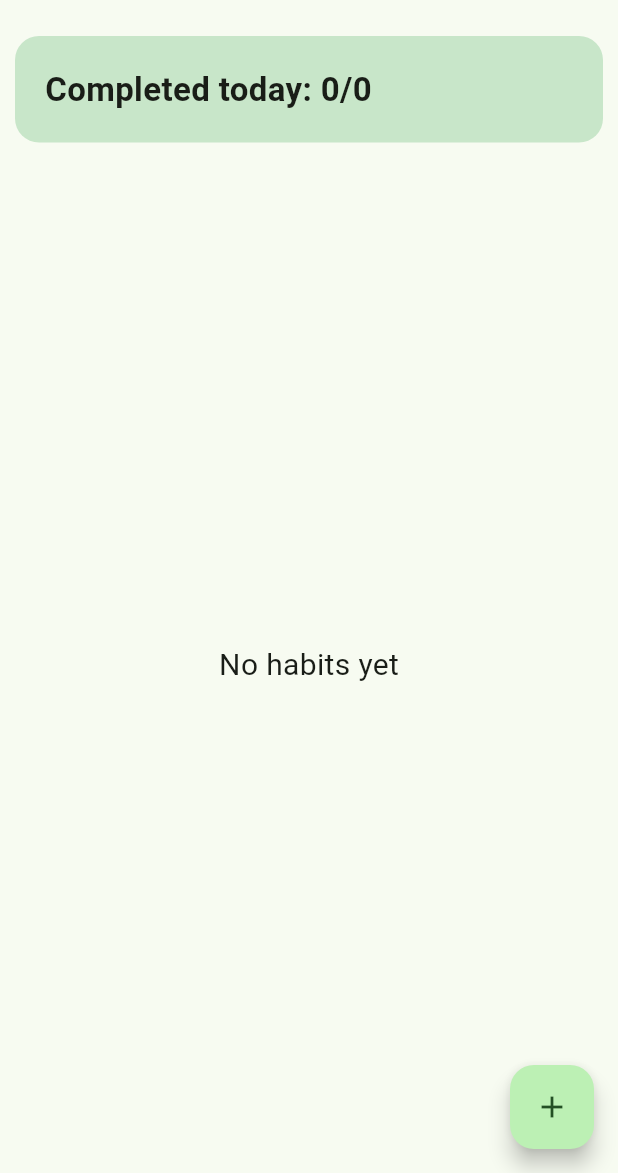
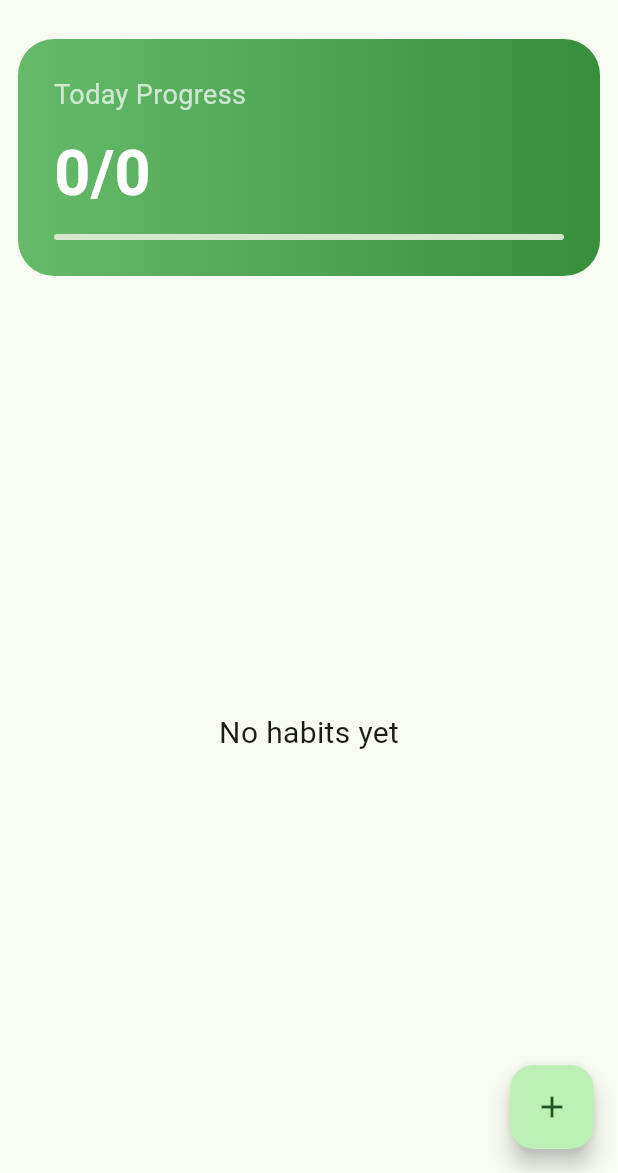
Before and after one commit to tyd2le/habit_-_goal_tracker, a Flutter app: the screen it shows after launch, on a phone screen of 412 x 824 dp, the part 63-1236 px from its top. Run offline on Flutter 3.47's test engine with Material 3 defaults, Android fonts, the light colour scheme and no system bars; our stand-ins replace shared_preferences.

Commit message:
improving the appearance

```diff
--- a/lib/main.dart
+++ b/lib/main.dart
@@ -16,8 +16,24 @@ class HabitApp extends StatelessWidget {
 
       title: 'Habit Goal Tracker',
 
+      themeMode: ThemeMode.system,
+
       theme: ThemeData(
-        colorSchemeSeed: Colors.green,
+        useMaterial3: true,
+
+        colorScheme: ColorScheme.fromSeed(
+          seedColor: Colors.green,
+          brightness: Brightness.light,
+        ),
+      ),
+
+      darkTheme: ThemeData(
+        useMaterial3: true,
+
+        colorScheme: ColorScheme.fromSeed(
+          seedColor: Colors.green,
+          brightness: Brightness.dark,
+        ),
       ),
 
       home: const HomePage(),
--- a/lib/screens/home_page.dart
+++ b/lib/screens/home_page.dart
@@ -122,21 +122,57 @@ class _HomePageState extends State<HomePage> {
         children: [
           Container(
             width: double.infinity,
-            padding: const EdgeInsets.all(20),
-            margin: const EdgeInsets.all(10),
+
+            padding: const EdgeInsets.all(24),
+
+            margin: const EdgeInsets.all(12),
+
             decoration: BoxDecoration(
-              color: Colors.green.shade100,
-              borderRadius: BorderRadius.circular(16),
+              borderRadius: BorderRadius.circular(24),
+
+              gradient: LinearGradient(
+                colors: [
+                  Colors.green.shade400,
+                  Colors.green.shade700,
+                ],
+              ),
             ),
 
-            child: Text(
-              'Completed today: '
-              '${completedHabitsCount()}/${habits.length}',
+            child: Column(
+              crossAxisAlignment: CrossAxisAlignment.start,
 
-              style: const TextStyle(
-                fontSize: 22,
-                fontWeight: FontWeight.bold,
-              ),
+              children: [
+                const Text(
+                  'Today Progress',
+
+                  style: TextStyle(
+                    color: Colors.white70,
+                    fontSize: 18,
+                  ),
+                ),
+
+                const SizedBox(height: 10),
+
+                Text(
+                  '${completedHabitsCount()}/${habits.length}',
+
+                  style: const TextStyle(
+                    color: Colors.white,
+                    fontSize: 42,
+                    fontWeight: FontWeight.bold,
+                  ),
+                ),
+
+                const SizedBox(height: 10),
+
+                LinearProgressIndicator(
+                  value: habits.isEmpty
+                      ? 0
+                      : completedHabitsCount() / habits.length,
+
+                  borderRadius: BorderRadius.circular(20),
+                ),
+              ],
             ),
           ),
 
```
Also changed, not shown: lib/widgets/habit_tile.dart (+32 -6 lines).
